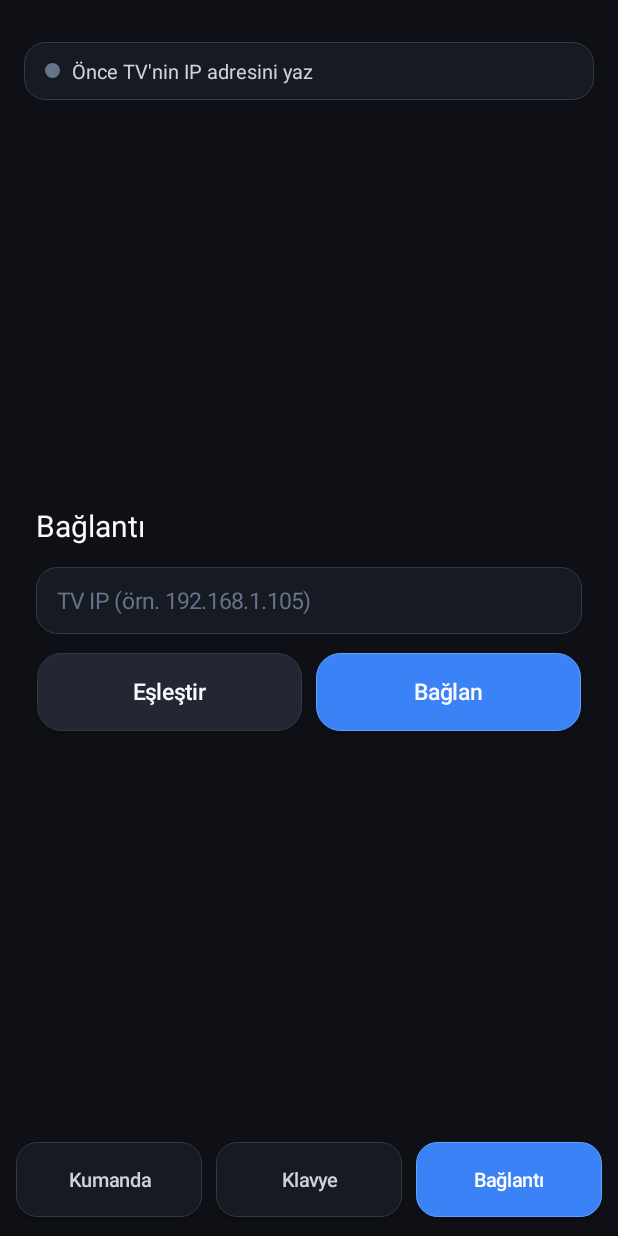
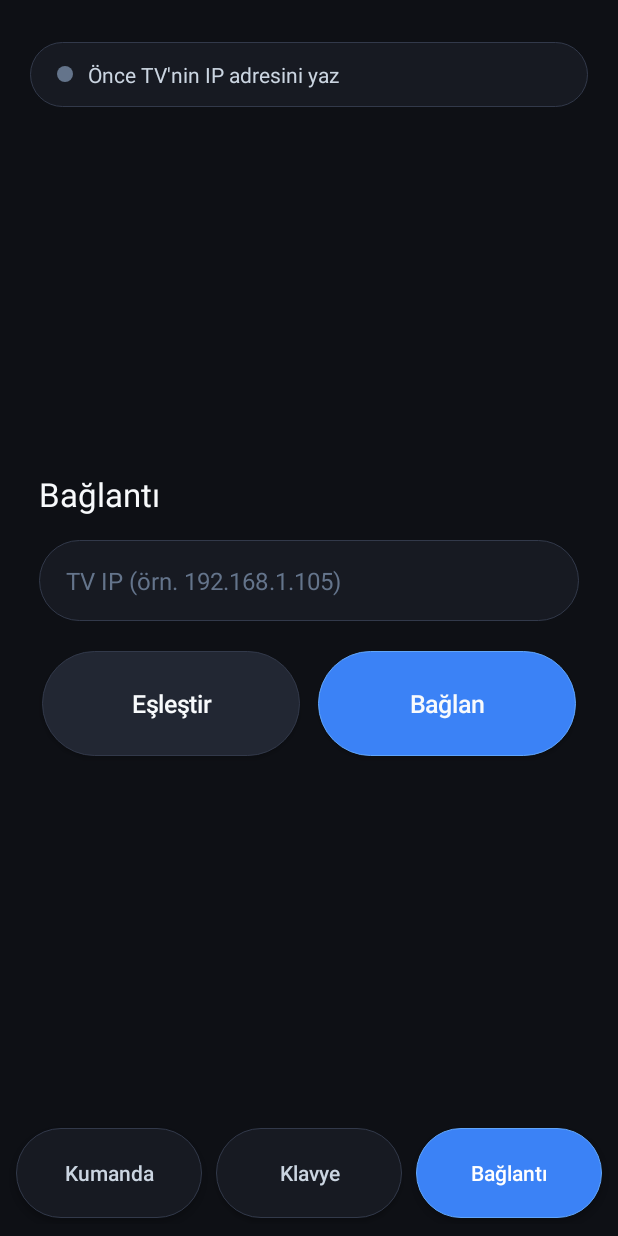
Before and after one commit to eren-TRY/Kumanda, an Android app: the screen it shows after launch (MainActivity), on a phone screen of 412 x 824 dp. Run offline under Robolectric (Android 15) with nearby library versions, the phone set to English and light mode, and no system bars; libraries missing offline, so code that uses them is left out: org.bouncycastle.asn1, org.bouncycastle.cert, org.bouncycastle.operator.

Commit message:
Refactor MainActivity for clarity and functionality
Refactor MainActivity for improved readability and functionality. Changes include updating variable names, modifying layout parameters, and enhancing button styles.

```diff
--- a/src/main/java/com/example/tvkumanda/MainActivity.kt
+++ b/src/main/java/com/example/tvkumanda/MainActivity.kt
@@ -74,27 +74,36 @@ object Pb {
         fun readVar(): Long {
             var r = 0L
             var shift = 0
-            while (true) {
+            while (i < b.size) {
                 val x = b[i++].toInt() and 0xFF
                 r = r or ((x and 0x7F).toLong() shl shift)
-                if ((x and 0x80) == 0) break
+                if ((x and 0x80) == 0) return r
                 shift += 7
+                if (shift > 63) break
             }
             return r
         }
         while (i < b.size) {
             val key = readVar().toInt()
             val num = key ushr 3
+            if (num <= 0) break
             when (key and 7) {
                 0 -> out.add(Field(num, readVar(), EMPTY))
                 2 -> {
                     val len = readVar().toInt()
+                    if (len < 0 || i + len > b.size) break
                     out.add(Field(num, 0, b.copyOfRange(i, i + len)))
                     i += len
                 }
-                1 -> i += 8
-                5 -> i += 4
-                else -> return out
+                1 -> {
+                    if (i + 8 > b.size) break
+                    i += 8
+                }
+                5 -> {
+                    if (i + 4 > b.size) break
+                    i += 4
+                }
+                else -> break
             }
         }
         return out
@@ -124,6 +133,7 @@ class Conn(val sock: SSLSocket) {
             if ((b and 0x80) == 0) break
             shift += 7
         }
+        if (len < 0 || len > 1024 * 1024) throw IllegalStateException("Geçersiz paket boyutu: $len")
         val buf = ByteArray(len)
         var off = 0
         while (off < len) {
@@ -159,8 +169,12 @@ private fun BigInteger.unsigned(): ByteArray {
     return if (b.size > 1 && b[0] == 0.toByte()) b.copyOfRange(1, b.size) else b
 }
 
-private fun hexToBytes(s: String): ByteArray =
-    ByteArray(s.length / 2) { s.substring(it * 2, it * 2 + 2).toInt(16).toByte() }
+private fun hexToBytes(s: String): ByteArray {
+    require(s.length % 2 == 0) { "Hex uzunluğu çift olmalı" }
+    return ByteArray(s.length / 2) { idx ->
+        s.substring(idx * 2, idx * 2 + 2).toInt(16).toByte()
+    }
+}
 
 class MainActivity : Activity() {
 
@@ -200,11 +214,31 @@ class MainActivity : Activity() {
 
     private val screens = ArrayList<View>()
 
-    private fun screen(vararg v: View) = LinearLayout(this).apply {
+    private fun remoteScreen(vararg rows: LinearLayout) = LinearLayout(this).apply {
+        orientation = LinearLayout.VERTICAL
+        visibility = View.GONE
+        setPadding(px(12), px(6), px(12), px(6))
+        rows.forEachIndexed { idx, r ->
+            val w = when (idx) {
+                0 -> 0.92f
+                1, 3 -> 1.12f
+                2 -> 1.28f
+                4 -> 1.05f
+                else -> 1.02f
+            }
+            r.layoutParams = LinearLayout.LayoutParams(
+                LinearLayout.LayoutParams.MATCH_PARENT, 0, w
+            )
+            addView(r)
+        }
+        screens.add(this)
+    }
+
+    private fun formScreen(vararg v: View) = LinearLayout(this).apply {
         orientation = LinearLayout.VERTICAL
         gravity = Gravity.CENTER_VERTICAL
         visibility = View.GONE
-        setPadding(px(14), px(6), px(14), px(6))
+        setPadding(px(16), px(10), px(16), px(10))
         v.forEach { addView(it) }
         screens.add(this)
     }
@@ -213,17 +247,19 @@ class MainActivity : Activity() {
         screens.forEachIndexed { n, sc -> sc.visibility = if (n == i) View.VISIBLE else View.GONE }
         navBtns.forEachIndexed { n, b ->
             val active = n == i
-            b.background = makeButtonBg(if (active) cAccent else cCard, if (active) cAccentStroke else cBtnStroke, 14)
+            b.background = makePillBg(if (active) cAccent else cCard, if (active) cAccentStroke else cBtnStroke)
             b.setTextColor(if (active) Color.WHITE else Color.parseColor("#CBD5E1"))
         }
     }
 
     private fun nav(label: String, i: Int) = Button(this).apply {
         text = label
-        setTextSize(TypedValue.COMPLEX_UNIT_SP, scaledSp(13f))
+        setTextSize(TypedValue.COMPLEX_UNIT_SP, scaledSp(14f))
         isAllCaps = false
         setPadding(px(4), px(2), px(4), px(2))
-        layoutParams = lp(50)
+        layoutParams = LinearLayout.LayoutParams(0, px(60), 1f).apply {
+            setMargins(px(5), px(4), px(5), px(4))
+        }
         navBtns.add(this)
         setOnClickListener {
             performHapticFeedback(HapticFeedbackConstants.KEYBOARD_TAP)
@@ -231,9 +267,20 @@ class MainActivity : Activity() {
         }
     }
 
-    private fun makeButtonBg(fill: Int, stroke: Int, radiusDp: Int): RippleDrawable {
+    private fun makeCircleBg(fill: Int, stroke: Int): RippleDrawable {
         val shape = GradientDrawable().apply {
-            cornerRadius = px(radiusDp).toFloat()
+            shape = GradientDrawable.OVAL
+            setColor(fill)
+            setStroke(px(1), stroke)
+        }
+        val rippleColor = ColorStateList.valueOf(Color.parseColor("#40FFFFFF"))
+        return RippleDrawable(rippleColor, shape, null)
+    }
+
+    private fun makePillBg(fill: Int, stroke: Int): RippleDrawable {
+        val shape = GradientDrawable().apply {
+            shape = GradientDrawable.RECTANGLE
+            cornerRadius = px(999).toFloat()
             setColor(fill)
             setStroke(px(1), stroke)
         }
@@ -242,7 +289,7 @@ class MainActivity : Activity() {
     }
 
     private fun makeInputBg(): GradientDrawable = GradientDrawable().apply {
-        cornerRadius = px(14).toFloat()
+        cornerRadius = px(28).toFloat()
         setColor(cCard)
         setStroke(px(1), cBtnStroke)
     }
@@ -259,45 +306,48 @@ class MainActivity : Activity() {
             hint = "TV IP (örn. 192.168.1.105)"
             setHintTextColor(cMuted)
             setTextColor(cText)
-            setTextSize(TypedValue.COMPLEX_UNIT_SP, scaledSp(15f))
+            setTextSize(TypedValue.COMPLEX_UNIT_SP, scaledSp(16f))
             background = makeInputBg()
-            setPadding(px(14), px(12), px(14), px(12))
+            setPadding(px(18), px(16), px(18), px(16))
             setText(prefs.getString("ip", ""))
             setSingleLine()
             layoutParams = LinearLayout.LayoutParams(
                 LinearLayout.LayoutParams.MATCH_PARENT, LinearLayout.LayoutParams.WRAP_CONTENT
-            ).apply { setMargins(px(4), px(4), px(4), px(8)) }
+            ).apply { setMargins(px(4), px(6), px(4), px(14)) }
         }
         codeBox = EditText(this).apply {
             hint = "6 haneli kod"
             setHintTextColor(cMuted)
             setTextColor(cText)
-            setTextSize(TypedValue.COMPLEX_UNIT_SP, scaledSp(15f))
+            setTextSize(TypedValue.COMPLEX_UNIT_SP, scaledSp(16f))
             background = makeInputBg()
-            setPadding(px(14), px(12), px(14), px(12))
+            setPadding(px(18), px(16), px(18), px(16))
             setSingleLine()
             layoutParams = LinearLayout.LayoutParams(0, LinearLayout.LayoutParams.WRAP_CONTENT, 1f).apply {
-                setMargins(px(4), px(4), px(6), px(4))
+                setMargins(px(4), px(4), px(8), px(4))
             }
         }
         codeRow = LinearLayout(this).apply {
             orientation = LinearLayout.HORIZONTAL
             gravity = Gravity.CENTER_VERTICAL
             visibility = View.GONE
-            setPadding(0, px(8), 0, 0)
+            setPadding(0, px(10), 0, 0)
             addView(codeBox)
             addView(Button(this@MainActivity).apply {
                 text = "Onayla"
-                style(this, cAccent, cAccentStroke, 15f)
+                stylePill(this, cAccent, cAccentStroke, 16f)
                 layoutParams = LinearLayout.LayoutParams(
-                    LinearLayout.LayoutParams.WRAP_CONTENT, px(50)
+                    LinearLayout.LayoutParams.WRAP_CONTENT, px(62)
                 ).apply { setMargins(px(4), px(4), px(4), px(4)) }
-                setOnClickListener { finishPairing(codeBox.text.toString()) }
+                setOnClickListener {
+                    performHapticFeedback(HapticFeedbackConstants.KEYBOARD_TAP)
+                    finishPairing(codeBox.text.toString())
+                }
             })
         }
         statusDot = View(this).apply {
-            layoutParams = LinearLayout.LayoutParams(px(10), px(10)).apply {
-                setMargins(0, 0, px(8), 0)
+            layoutParams = LinearLayout.LayoutParams(px(11), px(11)).apply {
+                setMargins(0, 0, px(10), 0)
             }
             background = GradientDrawable().apply {
                 shape = GradientDrawable.OVAL
@@ -307,65 +357,96 @@ class MainActivity : Activity() {
         status = TextView(this).apply {
             text = if (paired) "Bağlı değil" else "Önce TV'nin IP adresini yaz"
             setTextColor(Color.parseColor("#CBD5E1"))
-            setTextSize(TypedValue.COMPLEX_UNIT_SP, scaledSp(13.5f))
+            setTextSize(TypedValue.COMPLEX_UNIT_SP, scaledSp(14f))
             setSingleLine()
         }
         textBox = EditText(this).apply {
             hint = "TV'ye yazılacak metin (a-z, 0-9)"
             setHintTextColor(cMuted)
             setTextColor(cText)
-            setTextSize(TypedValue.COMPLEX_UNIT_SP, scaledSp(16f))
+            setTextSize(TypedValue.COMPLEX_UNIT_SP, scaledSp(17f))
             background = makeInputBg()
-            setPadding(px(16), px(14), px(16), px(14))
+            setPadding(px(18), px(16), px(18), px(16))
             setSingleLine()
             layoutParams = LinearLayout.LayoutParams(
                 LinearLayout.LayoutParams.MATCH_PARENT, LinearLayout.LayoutParams.WRAP_CONTENT
-            ).apply { setMargins(px(4), px(4), px(4), px(12)) }
+            ).apply { setMargins(px(4), px(6), px(4), px(14)) }
         }
 
-        screen(
-            row(gap(), key("▲", 19, sizeSp = 19f), gap()),
-            row(key("◀", 21, sizeSp = 19f), key("OK", 23, cAccent, cAccentStroke, 17f), key("▶", 22, sizeSp = 19f)),
-            row(gap(), key("▼", 20, sizeSp = 19f), gap()),
-            row(key("Geri", 4, sizeSp = 14.5f), key("Ana", 3, sizeSp = 14.5f), key("Ayarlar", 176, sizeSp = 14.5f)),
-            row(key("Ses −", 25, sizeSp = 15f), key("Sessiz", 164, sizeSp = 14.5f), key("Ses +", 24, sizeSp = 15f)),
-            row(key("⏯", 85, sizeSp = 18f), key("Aç/Kapat", 26, cRed, cRedStroke, 15f))
+        remoteScreen(
+            row(
+                pillKey("Ses +", 24, weight = 1.18f, sizeSp = 17f),
+                circleKey("Sessiz", 164, weight = 0.96f, sizeSp = 15f),
+                pillKey("Ses −", 25, weight = 1.18f, sizeSp = 17f)
+            ),
+            row(gap(0.9f), circleKey("▲", 19, weight = 1.22f, sizeSp = 25f), gap(0.9f)),
+            row(
+                circleKey("◀", 21, weight = 1.1f, sizeSp = 25f),
+                circleKey("OK", 23, cAccent, cAccentStroke, weight = 1.38f, sizeSp = 20.5f),
+                circleKey("▶", 22, weight = 1.1f, sizeSp = 25f)
+            ),
+            row(gap(0.9f), circleKey("▼", 20, weight = 1.22f, sizeSp = 25f), gap(0.9f)),
+            row(
+                pillKey("Geri", 4, weight = 1.12f, sizeSp = 16.5f),
+                circleKey("Ana", 3, weight = 1f, sizeSp = 16f),
+                pillKey("Ayarlar", 176, weight = 1.18f, sizeSp = 16f)
+            ),
+            row(
+                pillKey("⏯", 85, weight = 1.35f, sizeSp = 23f),
+                pillKey("Aç/Kapat", 26, cRed, cRedStroke, weight = 1.1f, sizeSp = 16.5f)
+            )
         )
-        screen(
+        formScreen(
             TextView(this).apply {
                 text = "Hızlı Metin"
                 setTextColor(cText)
-                setTextSize(TypedValue.COMPLEX_UNIT_SP, scaledSp(20f))
-                setPadding(px(4), 0, 0, px(8))
+                setTextSize(TypedValue.COMPLEX_UNIT_SP, scaledSp(22f))
+                setPadding(px(4), 0, 0, px(10))
             },
             textBox,
             row(
                 Button(this).apply {
                     text = "Gönder"
-                    style(this, cAccent, cAccentStroke, 15.5f)
-                    layoutParams = lp(62)
+                    stylePill(this, cAccent, cAccentStroke, 17f)
+                    layoutParams = btnLp(74, 1.25f)
                     setOnClickListener {
                         performHapticFeedback(HapticFeedbackConstants.KEYBOARD_TAP)
                         sendText(textBox.text.toString())
                     }
                 },
-                key("Sil", 67, sizeSp = 15f),
-                key("Enter", 66, sizeSp = 15f)
+                Button(this).apply {
+                    text = "Sil"
+                    stylePill(this, cBtn, cBtnStroke, 16.5f)
+                    layoutParams = btnLp(74, 0.95f)
+                    setOnClickListener {
+                        performHapticFeedback(HapticFeedbackConstants.VIRTUAL_KEY)
+                        sendKey(67)
+                    }
+                },
+                Button(this).apply {
+                    text = "Enter"
+                    stylePill(this, cBtn, cBtnStroke, 16.5f)
+                    layoutParams = btnLp(74, 1.05f)
+                    setOnClickListener {
+                        performHapticFeedback(HapticFeedbackConstants.VIRTUAL_KEY)
+                        sendKey(66)
+                    }
+                }
             )
         )
-        screen(
+        formScreen(
             TextView(this).apply {
                 text = "Bağlantı"
                 setTextColor(cText)
-                setTextSize(TypedValue.COMPLEX_UNIT_SP, scaledSp(20f))
+                setTextSize(TypedValue.COMPLEX_UNIT_SP, scaledSp(22f))
                 setPadding(px(4), 0, 0, px(10))
             },
             ipBox,
             row(
                 Button(this).apply {
                     text = "Eşleştir"
-                    style(this, cBtn, cBtnStroke, 15f)
-                    layoutParams = lp(52)
+                    stylePill(this, cBtn, cBtnStroke, 16.5f)
+                    layoutParams = btnLp(70, 1f)
                     setOnClickListener {
                         performHapticFeedback(HapticFeedbackConstants.KEYBOARD_TAP)
                         prefs.edit().putString("ip", ipBox.text.toString().trim()).apply()
@@ -374,8 +455,8 @@ class MainActivity : Activity() {
                 },
                 Button(this).apply {
                     text = "Bağlan"
-                    style(this, cAccent, cAccentStroke, 15f)
-                    layoutParams = lp(52)
+                    stylePill(this, cAccent, cAccentStroke, 16.5f)
+                    layoutParams = btnLp(70, 1f)
                     setOnClickListener {
                         performHapticFeedback(HapticFeedbackConstants.KEYBOARD_TAP)
                         prefs.edit().putString("ip", ipBox.text.toString().trim()).apply()
@@ -390,14 +471,14 @@ class MainActivity : Activity() {
             orientation = LinearLayout.HORIZONTAL
             gravity = Gravity.CENTER_VERTICAL
             background = GradientDrawable().apply {
-                cornerRadius = px(14).toFloat()
+                cornerRadius = px(999).toFloat()
                 setColor(cCard)
                 setStroke(px(1), cBtnStroke)
             }
-            setPadding(px(14), px(10), px(14), px(10))
+            setPadding(px(18), px(12), px(18), px(12))
             layoutParams = LinearLayout.LayoutParams(
                 LinearLayout.LayoutParams.MATCH_PARENT, LinearLayout.LayoutParams.WRAP_CONTENT
-            ).apply { setMargins(px(10), 0, px(10), px(6)) }
+            ).apply { setMargins(px(14), 0, px(14), px(6)) }
             addView(statusDot)
             addView(status)
         }
@@ -431,12 +512,24 @@ class MainActivity : Activity() {
         }
     }
 
-    private fun lp(h: Int = 66) = LinearLayout.LayoutParams(0, px(h), 1f).apply {
-        setMargins(px(5), px(5), px(5), px(5))
+    private fun btnLp(h: Int, weight: Float = 1f) = LinearLayout.LayoutParams(0, px(h), weight).apply {
+        setMargins(px(6), px(6), px(6), px(6))
     }
 
-    private fun style(b: Button, fill: Int, stroke: Int, sizeSp: Float) {
-        b.background = makeButtonBg(fill, stroke, 16)
+    private fun fillLp(weight: Float = 1f) = LinearLayout.LayoutParams(0, LinearLayout.LayoutParams.MATCH_PARENT, weight).apply {
+        setMargins(px(6), px(5), px(6), px(5))
+    }
+
+    private fun stylePill(b: Button, fill: Int, stroke: Int, sizeSp: Float) {
+        b.background = makePillBg(fill, stroke)
+        b.setTextColor(cText)
+        b.isAllCaps = false
+        b.setTextSize(TypedValue.COMPLEX_UNIT_SP, scaledSp(sizeSp))
+        b.setPadding(px(8), px(2), px(8), px(2))
+    }
+
+    private fun styleCircle(b: Button, fill: Int, stroke: Int, sizeSp: Float) {
+        b.background = makeCircleBg(fill, stroke)
         b.setTextColor(cText)
         b.isAllCaps = false
         b.setTextSize(TypedValue.COMPLEX_UNIT_SP, scaledSp(sizeSp))
@@ -449,17 +542,43 @@ class MainActivity : Activity() {
         views.forEach { addView(it) }
     }
 
-    private fun key(label: String, code: Int, fill: Int = cBtn, stroke: Int = cBtnStroke, sizeSp: Float = 16f) = Button(this).apply {
+    private fun pillKey(
+        label: String,
+        code: Int,
+        fill: Int = cBtn,
+        stroke: Int = cBtnStroke,
+        weight: Float = 1f,
+        sizeSp: Float = 17f
+    ) = Button(this).apply {
         text = label
-        style(this, fill, stroke, sizeSp)
-        layoutParams = lp()
+        stylePill(this, fill, stroke, sizeSp)
+        layoutParams = fillLp(weight)
         setOnClickListener {
             performHapticFeedback(HapticFeedbackConstants.VIRTUAL_KEY)
             sendKey(code)
         }
     }
 
-    private fun gap() = View(this).apply { layoutParams = lp() }
+    private fun circleKey(
+        label: String,
+        code: Int,
+        fill: Int = cBtn,
+        stroke: Int = cBtnStroke,
+        weight: Float = 1f,
+        sizeSp: Float = 18.5f
+    ) = Button(this).apply {
+        text = label
+        styleCircle(this, fill, stroke, sizeSp)
+        layoutParams = fillLp(weight)
+        setOnClickListener {
+            performHapticFeedback(HapticFeedbackConstants.VIRTUAL_KEY)
+            sendKey(code)
+        }
+    }
+
+    private fun gap(weight: Float = 1f) = View(this).apply {
+        layoutParams = fillLp(weight)
+    }
 
     private fun ui(s: String, dotColor: Int = cMuted) = runOnUiThread {
         status.text = s
@@ -563,9 +682,10 @@ class MainActivity : Activity() {
         fastIo.execute {
             try {
                 val c = pairConn ?: throw IllegalStateException("Önce Eşleştir'e bas")
+                val serverCert = pairServerCert ?: throw IllegalStateException("TV sertifikası alınamadı")
                 val id = identity()
                 val clientPub = id.cert.publicKey as RSAPublicKey
-                val serverPub = pairServerCert!!.publicKey as RSAPublicKey
+                val serverPub = serverCert.publicKey as RSAPublicKey
                 val md = MessageDigest.getInstance("SHA-256")
                 md.update(clientPub.modulus.unsigned())
                 md.update(clientPub.publicExponent.unsigned())
@@ -620,7 +740,7 @@ class MainActivity : Activity() {
 
     private fun waitReady() {
         var waited = 0
-        while (!ready && waited < 2500) {
+        while (!ready && waited < 4000) {
             Thread.sleep(25)
             waited += 25
         }
@@ -685,7 +805,8 @@ class MainActivity : Activity() {
         } else {
             waitReady()
         }
-        remote!!.send(msg)
+        val activeConn = remote ?: throw IllegalStateException("Bağlantı kurulamadı")
+        activeConn.send(msg)
     }
 
     private fun sendKey(code: Int) = fastIo.execute {
@@ -712,7 +833,7 @@ class MainActivity : Activity() {
                     }
                     if (code >= 0) {
                         writeKey(code)
-                        Thread.sleep(15)
+                        Thread.sleep(20)
                     }
                 }
             } catch (e: Exception) {
@@ -720,4 +841,11 @@ class MainActivity : Activity() {
             }
         }
     }
+
+    override fun onDestroy() {
+        super.onDestroy()
+        pairConn?.close()
+        remote?.close()
+        fastIo.shutdownNow()
+    }
 }
```
